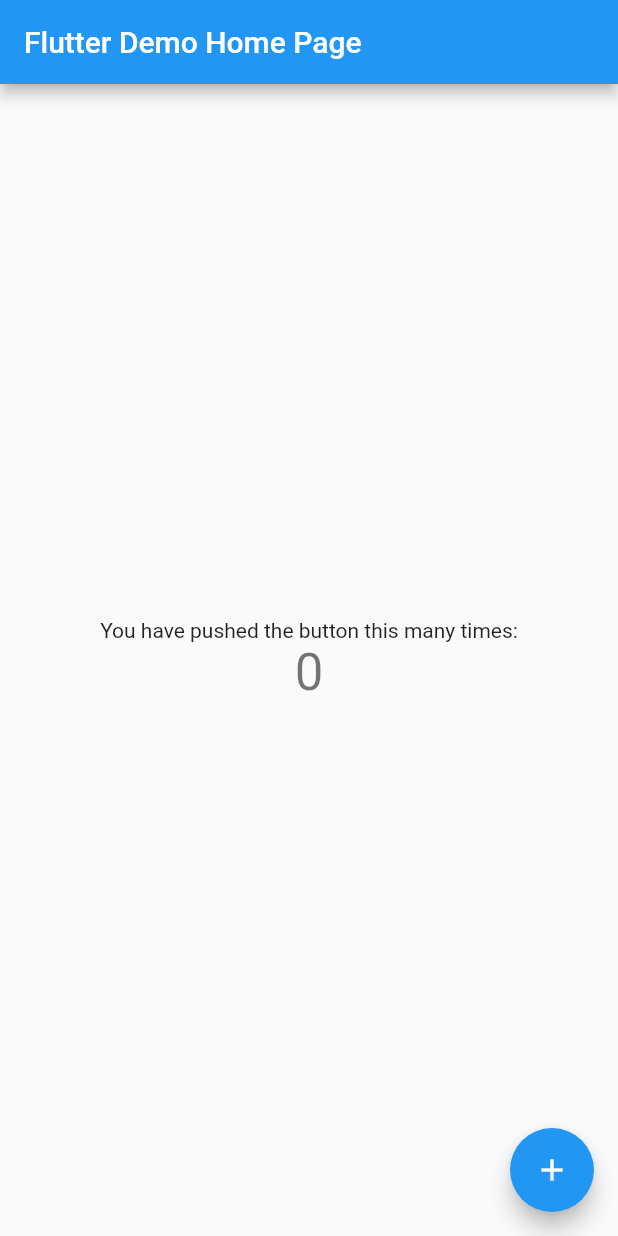
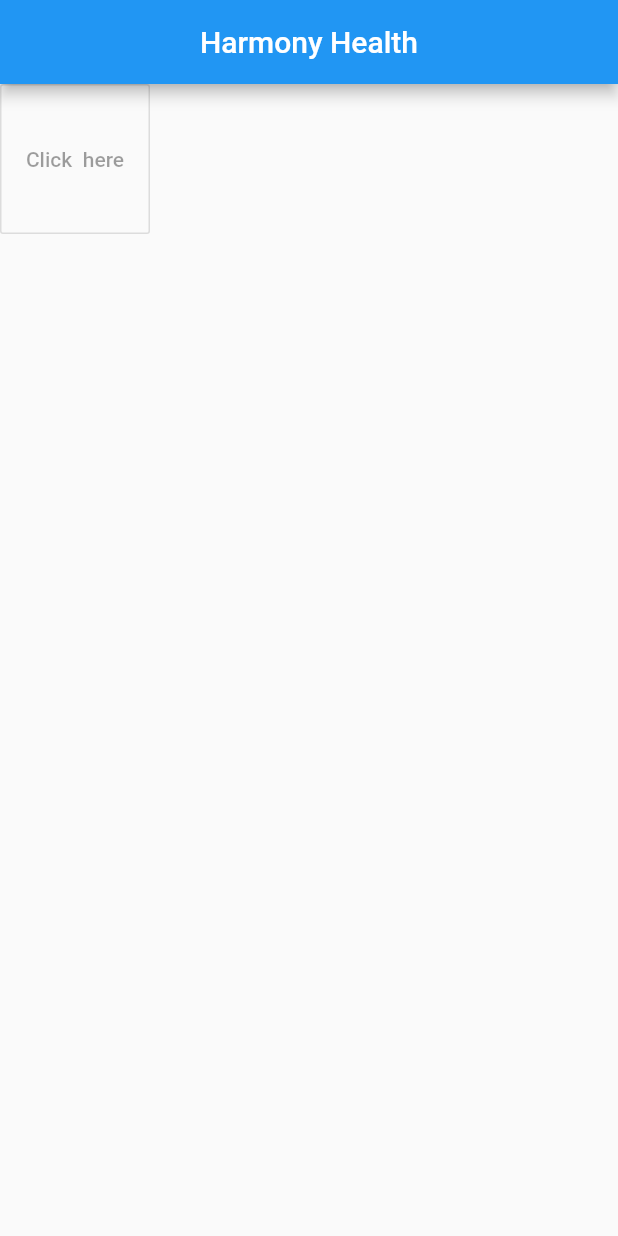
Before and after one commit to ThugsOfFirangistan/HarmonyHealth, a Flutter app: the screen it shows after launch, on a phone screen of 412 x 824 dp. Run offline on Flutter 3.47's test engine with Material 2 defaults, Android fonts, the phone set to English and light mode, and no system bars.

Commit message:
Add HomePage

```diff
--- /dev/null
+++ b/lib/homepage.dart
@@ -0,0 +1,29 @@
+import 'package:flutter/material.dart';
+import 'package:harmony/imageScanner.dart';
+
+class HomePage extends StatefulWidget {
+  @override
+  _HomePageState createState() => _HomePageState();
+}
+
+class _HomePageState extends State<HomePage> {
+  @override
+  Widget build(BuildContext context) {
+    return new MaterialApp(
+      home: new Scaffold(
+      appBar: AppBar(
+        centerTitle: true,
+        title: Text("Harmony Health"),
+      ),
+        body:  Container(
+          width: 100,
+          height: 100,
+          child: OutlineButton(
+            child: Text("Click  here"),
+
+            ),
+        )
+      )
+    );
+  }
+}
--- a/lib/main.dart
+++ b/lib/main.dart
@@ -1,111 +1,14 @@
 import 'package:flutter/material.dart';
+import 'package:harmony/homepage.dart';
 
-void main() => runApp(MyApp());
+void main() => runApp(Harmony());
 
-class MyApp extends StatelessWidget {
-  // This widget is the root of your application.
+class Harmony extends StatelessWidget {
   @override
   Widget build(BuildContext context) {
     return MaterialApp(
-      title: 'Flutter Demo',
-      theme: ThemeData(
-        // This is the theme of your application.
-        //
-        // Try running your application with "flutter run". You'll see the
-        // application has a blue toolbar. Then, without quitting the app, try
-        // changing the primarySwatch below to Colors.green and then invoke
-        // "hot reload" (press "r" in the console where you ran "flutter run",
-        // or simply save your changes to "hot reload" in a Flutter IDE).
-        // Notice that the counter didn't reset back to zero; the application
-        // is not restarted.
-        primarySwatch: Colors.blue,
-      ),
-      home: MyHomePage(title: 'Flutter Demo Home Page'),
+      debugShowCheckedModeBanner: false,
+      home: HomePage()
     );
   }
 }
-
-class MyHomePage extends StatefulWidget {
-  MyHomePage({Key key, this.title}) : super(key: key);
-
-  // This widget is the home page of your application. It is stateful, meaning
-  // that it has a State object (defined below) that contains fields that affect
-  // how it looks.
-
-  // This class is the configuration for the state. It holds the values (in this
-  // case the title) provided by the parent (in this case the App widget) and
-  // used by the build method of the State. Fields in a Widget subclass are
-  // always marked "final".
-
-  final String title;
-
-  @override
-  _MyHomePageState createState() => _MyHomePageState();
-}
-
-class _MyHomePageState extends State<MyHomePage> {
-  int _counter = 0;
-
-  void _incrementCounter() {
-    setState(() {
-      // This call to setState tells the Flutter framework that something has
-      // changed in this State, which causes it to rerun the build method below
-      // so that the display can reflect the updated values. If we changed
-      // _counter without calling setState(), then the build method would not be
-      // called again, and so nothing would appear to happen.
-      _counter++;
-    });
-  }
-
-  @override
-  Widget build(BuildContext context) {
-    // This method is rerun every time setState is called, for instance as done
-    // by the _incrementCounter method above.
-    //
-    // The Flutter framework has been optimized to make rerunning build methods
-    // fast, so that you can just rebuild anything that needs updating rather
-    // than having to individually change instances of widgets.
-    return Scaffold(
-      appBar: AppBar(
-        // Here we take the value from the MyHomePage object that was created by
-        // the App.build method, and use it to set our appbar title.
-        title: Text(widget.title),
-      ),
-      body: Center(
-        // Center is a layout widget. It takes a single child and positions it
-        // in the middle of the parent.
-        child: Column(
-          // Column is also a layout widget. It takes a list of children and
-          // arranges them vertically. By default, it sizes itself to fit its
-          // children horizontally, and tries to be as tall as its parent.
-          //
-          // Invoke "debug painting" (press "p" in the console, choose the
-          // "Toggle Debug Paint" action from the Flutter Inspector in Android
-          // Studio, or the "Toggle Debug Paint" command in Visual Studio Code)
-          // to see the wireframe for each widget.
-          //
-          // Column has various properties to control how it sizes itself and
-          // how it positions its children. Here we use mainAxisAlignment to
-          // center the children vertically; the main axis here is the vertical
-          // axis because Columns are vertical (the cross axis would be
-          // horizontal).
-          mainAxisAlignment: MainAxisAlignment.center,
-          children: <Widget>[
-            Text(
-              'You have pushed the button this many times:',
-            ),
-            Text(
-              '$_counter',
-              style: Theme.of(context).textTheme.display1,
-            ),
-          ],
-        ),
-      ),
-      floatingActionButton: FloatingActionButton(
-        onPressed: _incrementCounter,
-        tooltip: 'Increment',
-        child: Icon(Icons.add),
-      ), // This trailing comma makes auto-formatting nicer for build methods.
-    );
-  }
-}
```
Also changed, not shown: 1 other file.
